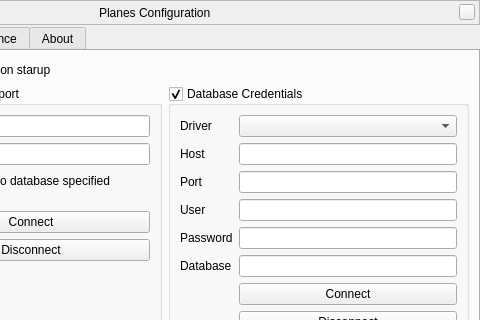
zhenli1347/stellarium, file plugins/Planes/src/gui/PlanesDialog.ui: the form before one commit; both pictures show x 151 to 631 and y 0 to 320 of the 631 by 442 pixel window.
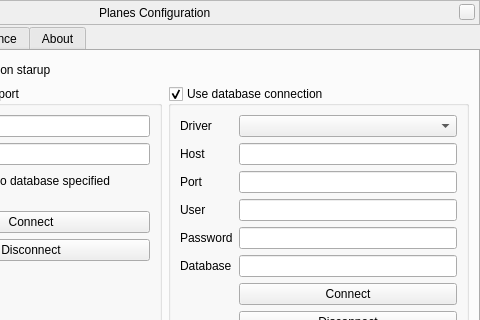
The form after the commit. Custom widgets are drawn as their Qt base class.

What changed in the file:
```diff
--- a/plugins/Planes/src/gui/PlanesDialog.ui
+++ b/plugins/Planes/src/gui/PlanesDialog.ui
@@ -256,7 +256,7 @@
           </size>
          </property>
          <property name="title">
-          <string>Database Credentials</string>
+          <string>Use database connection</string>
          </property>
          <property name="checkable">
           <bool>true</bool>
```
